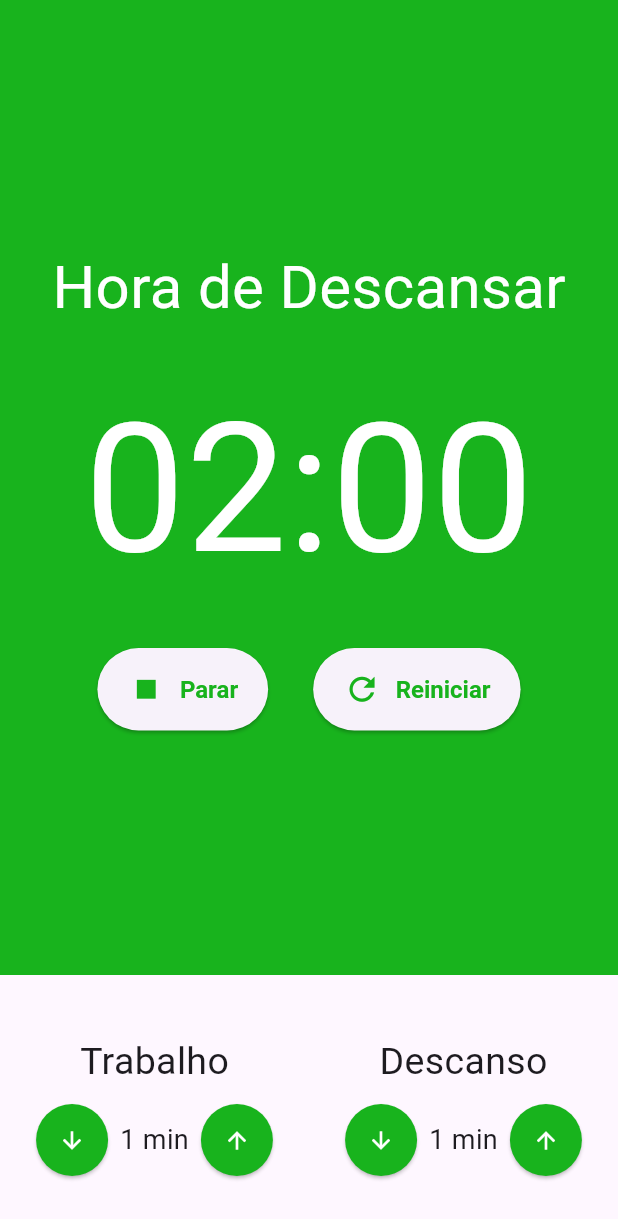
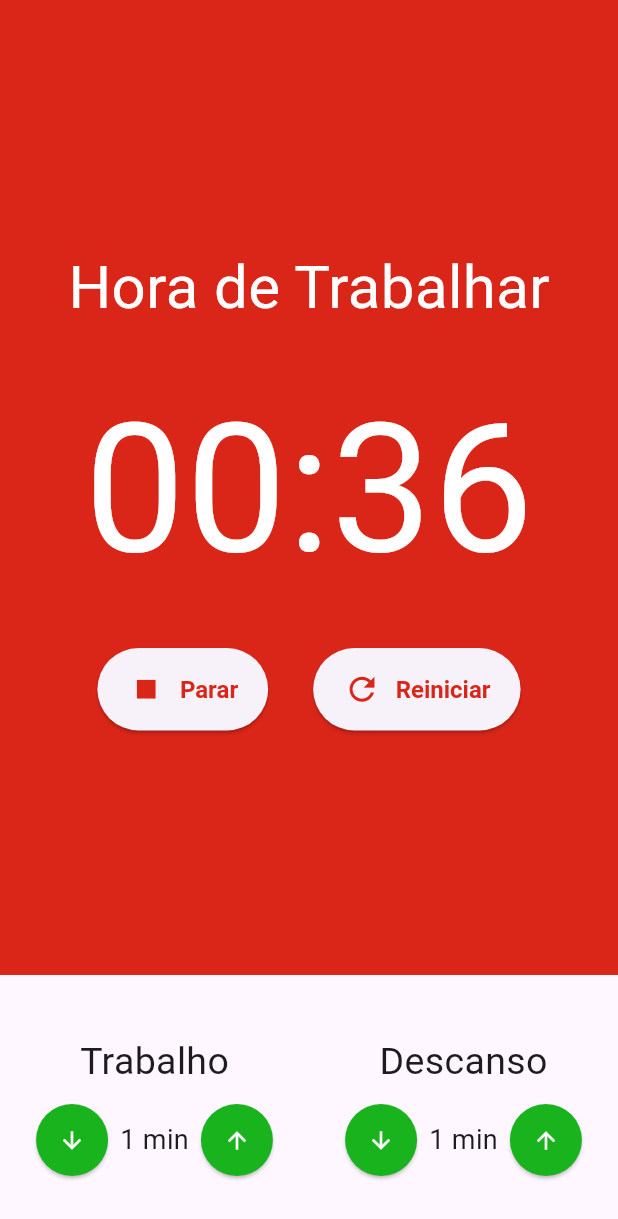
Before and after one commit to devRenata/PomodoroApp, a Flutter app: the screen it shows after launch, after a tap on "Iniciar", on a phone screen of 412 x 824 dp. Shown: the top 1219 px of the screen. Run offline on Flutter 3.47's test engine with Material 3 defaults, Android fonts, the phone set to English and light mode, and no system bars; our stand-ins replace flutter_mobx, mobx; generated files the repository leaves out were written again.

Commit message:
Adicionando contagem de tempo ao cronometro

```diff
--- a/lib/components/cronometro.dart
+++ b/lib/components/cronometro.dart
@@ -11,8 +11,11 @@ class Cronometro extends StatelessWidget {
   Widget build(BuildContext context) {
     final store = Provider.of<PomodoroStore>(context);
 
-    return Container(
-      color: store.estaTrabalhando() ? Theme.of(context).primaryColor : const Color.fromARGB(255, 24, 179, 29),
+    return Observer(
+      builder: (_) => Container(
+        color: store.estaTrabalhando()
+            ? Theme.of(context).primaryColor
+            : const Color.fromARGB(255, 24, 179, 29),
         child: Column(
           mainAxisAlignment: MainAxisAlignment.center,
           children: [
@@ -32,8 +35,7 @@ class Cronometro extends StatelessWidget {
               ),
             ),
             const SizedBox(height: 20),
-          Observer(
-            builder: (_) => Row(
+            Row(
               mainAxisAlignment: MainAxisAlignment.center,
               children: [
                 if (!store.iniciado)
@@ -64,8 +66,8 @@ class Cronometro extends StatelessWidget {
                 ),
               ],
             ),
+          ],
         ),
-        ],
       ),
     );
   }
--- a/lib/store/pomodoro.store.dart
+++ b/lib/store/pomodoro.store.dart
@@ -1,3 +1,5 @@
+import 'dart:async';
+
 import 'package:mobx/mobx.dart';
 
 part 'pomodoro.store.g.dart';
@@ -25,19 +27,34 @@ abstract class _PomodoroStore with Store {
   @observable
   TipoIntervalo tipoIntervalo = TipoIntervalo.DESCANSO;
 
+  Timer? cronometro;
+
   @action
   void iniciar() {
     iniciado = true;
+    _trocarTipoIntervalo();
+    cronometro = Timer.periodic(const Duration(milliseconds: 50), (timer) {
+      if(minutos == 0 && segundos == 00) {
+        _trocarTipoIntervalo();
+      } else if(segundos == 0) {
+        segundos = 59;
+        minutos--;
+      } else {
+        segundos--;
+      }
+    });
   }
 
   @action
   void parar() {
     iniciado = false;
+    cronometro?.cancel();
+    _trocarTipoIntervalo();
   }
 
   @action
   void reiniciar() {
-    iniciado = false;
+    parar();
   }
 
   @action
@@ -67,4 +84,15 @@ abstract class _PomodoroStore with Store {
   bool estaDescansando() {
     return tipoIntervalo == TipoIntervalo.DESCANSO;
   }
+
+  void _trocarTipoIntervalo() {
+    if (estaTrabalhando()) {
+      tipoIntervalo = TipoIntervalo.DESCANSO;
+      minutos = tempoDescanso;
+    } else {
+      tipoIntervalo = TipoIntervalo.TRABALHO;
+      minutos = tempoTrabalho;
+    }
+    segundos = 0;
+  }
 }
```
Also changed, not shown: lib/store/pomodoro.store.g.dart. Lines whose indentation alone changed are shown as unchanged.
